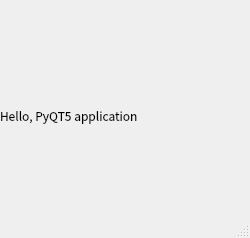
This is 01.hello/hello.ui in tsugibayashi/pyqt5-samples as Qt 5 draws it before an edit. The edited form follows.
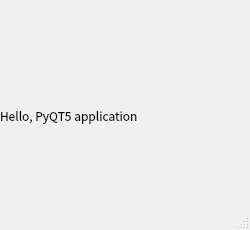
This is the edited form.

Commit message: 01.hello/の修正

```diff
--- a/01.hello/hello.ui
+++ b/01.hello/hello.ui
@@ -7,7 +7,7 @@
     <x>0</x>
     <y>0</y>
     <width>250</width>
-    <height>238</height>
+    <height>230</height>
    </rect>
   </property>
   <property name="font">
```
The commit also changes 2 other files.
